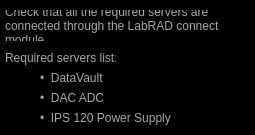
The window that Scanner GUI/nSOTCharacterizer/requiredServers.ui (afylab/nanoSQUID-Scanning-Software) describes before a commit, drawn with Qt 5.
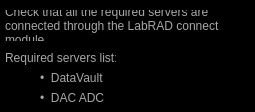
The same window after the commit.

```diff
--- a/Scanner GUI/nSOTCharacterizer/requiredServers.ui
+++ b/Scanner GUI/nSOTCharacterizer/requiredServers.ui
@@ -7,7 +7,7 @@
     <x>0</x>
     <y>0</y>
     <width>255</width>
-    <height>135</height>
+    <height>112</height>
    </rect>
   </property>
   <property name="windowTitle">
@@ -73,24 +73,6 @@
     <bool>true</bool>
    </property>
   </widget>
-  <widget class="QLabel" name="label_5">
-   <property name="geometry">
-    <rect>
-     <x>40</x>
-     <y>110</y>
-     <width>131</width>
-     <height>16</height>
-    </rect>
-   </property>
-   <property name="styleSheet">
-    <string notr="true">#label_5{
-color: rgb(168,168,168)
-}</string>
-   </property>
-   <property name="text">
-    <string>•  IPS 120 Power Supply</string>
-   </property>
-  </widget>
   <widget class="QLabel" name="label_6">
    <property name="geometry">
     <rect>
```
